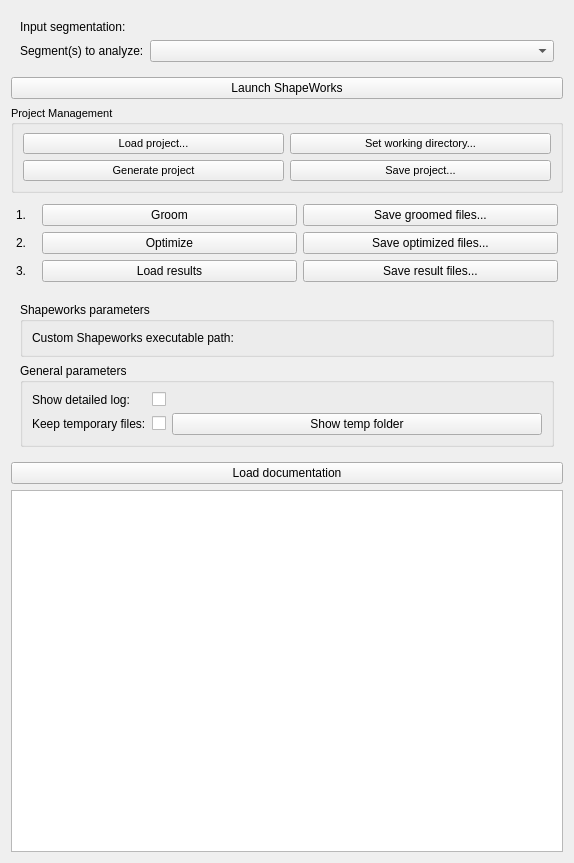
Old version of the form ShapeworksRunner/Resources/UI/ShapeworksRunner.ui in the repository SCIInstitute/ShapeworksSlicerExtension.
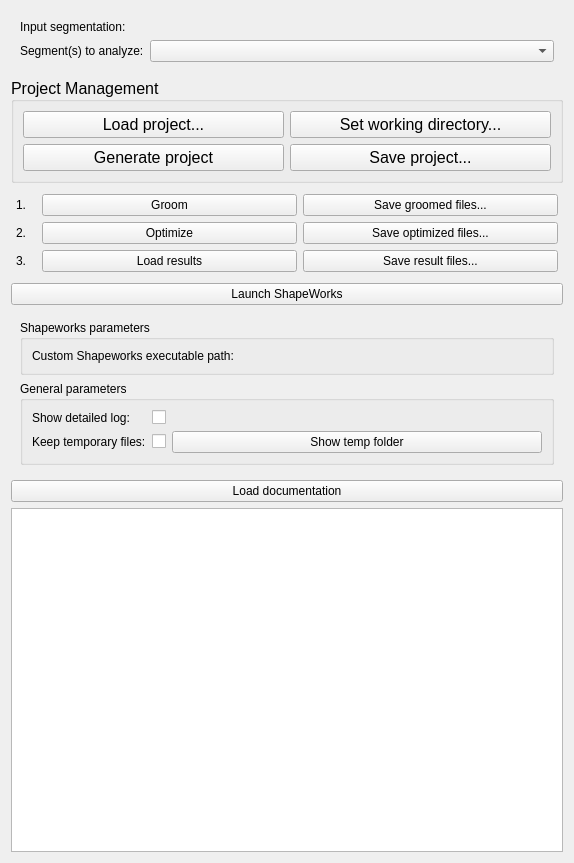
New version of the form. Custom widgets are drawn as their Qt base class.

```diff
--- a/ShapeworksRunner/Resources/UI/ShapeworksRunner.ui
+++ b/ShapeworksRunner/Resources/UI/ShapeworksRunner.ui
@@ -73,19 +73,11 @@
      </layout>
     </widget>
    </item>
-   <item>
-    <widget class="QPushButton" name="launchShapeWorksPushButton_">
-     <property name="text">
-      <string>Launch ShapeWorks</string>
-     </property>
-    </widget>
-   </item>
    <item>
     <widget class="QGroupBox" name="groupBox">
      <property name="font">
       <font>
-       <pointsize>8</pointsize>
-       <weight>50</weight>
+       <pointsize>12</pointsize>
        <bold>false</bold>
       </font>
      </property>
@@ -215,6 +207,13 @@
      </item>
     </layout>
    </item>
+   <item>
+    <widget class="QPushButton" name="launchShapeWorksPushButton_">
+     <property name="text">
+      <string>Launch ShapeWorks</string>
+     </property>
+    </widget>
+   </item>
    <item>
     <widget class="ctkCollapsibleButton" name="advancedCollapsibleButton" native="true">
      <property name="text" stdset="0">
@@ -230,14 +229,14 @@
          <string>Shapeworks parameters</string>
         </property>
         <layout class="QFormLayout" name="formLayout_8">
-         <item row="0" column="0">
+         <item row="1" column="0">
           <widget class="QLabel" name="shapeworksCustomExecutableLabel">
            <property name="text">
             <string>Custom Shapeworks executable path:</string>
            </property>
           </widget>
          </item>
-         <item row="0" column="1">
+         <item row="1" column="1">
           <widget class="ctkPathLineEdit" name="customShapeworksPathSelector" native="true">
            <property name="toolTip">
             <string>Set shapeworks-cli executable path.
```
